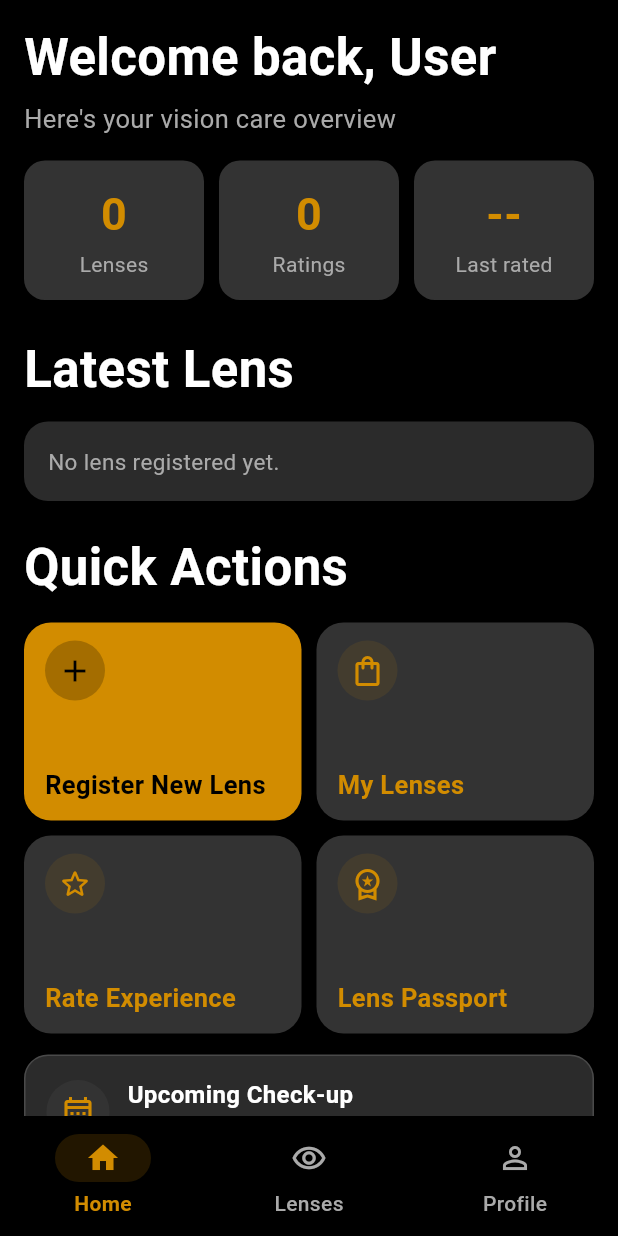
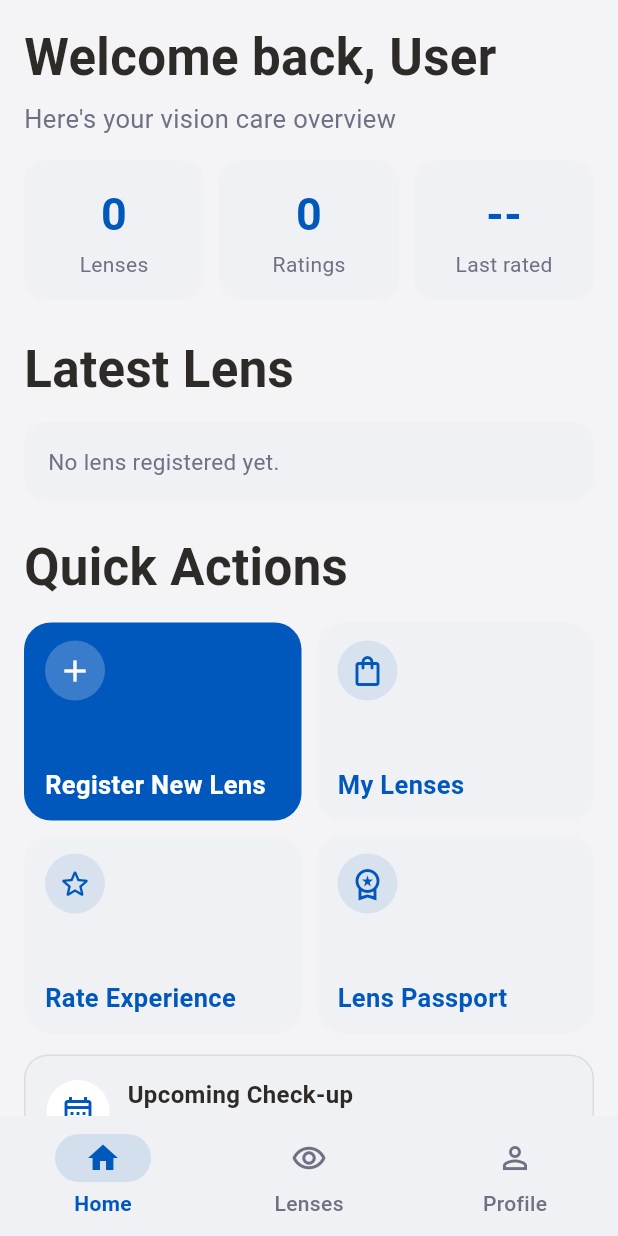
Before and after one commit to Akantorsclaw/Bachelor_Practical_Mobile_App-demo, a Flutter app: the screen it shows once a user with an empty profile is signed in, on a phone screen of 412 x 824 dp. Run offline on Flutter 3.47's test engine with Material 3 defaults, Android fonts, the phone set to English and light mode, and no system bars; our stand-ins replace cloud_firestore, firebase_auth, firebase_core, flutter_svg; missing offline and left inert: mobile_scanner; accounts and stored records are empty.

Commit message:
docs: clarify AI-supported workflow and refine brand config

```diff
--- a/lib/branding/brand.dart
+++ b/lib/branding/brand.dart
@@ -17,7 +17,7 @@ class AppBrand {
   final BrandAssets assets;
   final BrandPalette palette;
 
-  static const BrandFlavor defaultFlavor = BrandFlavor.seiko;
+  static const BrandFlavor defaultFlavor = BrandFlavor.hoya;
 
   static final ValueNotifier<BrandFlavor> flavorNotifier = ValueNotifier(
     defaultFlavor,
@@ -53,7 +53,7 @@ class AppBrand {
       tertiary: Color(0xFFE7E8ED),
       positiveAccent: Color(0xFF0057BC),
       negativeAccent: Color(0xFF2D2A28),
-      scaffoldBackground: Color(0xFFF4F4F6),
+      scaffoldBackground: Color.fromRGBO(244, 244, 246, 1),
       surface: Color(0xFFFFFFFF),
       surfaceMuted: Color(0xFFF0F1F4),
       surfaceStrong: Color(0xFF2D2A28),
```
Also changed, not shown: 2 other files.
